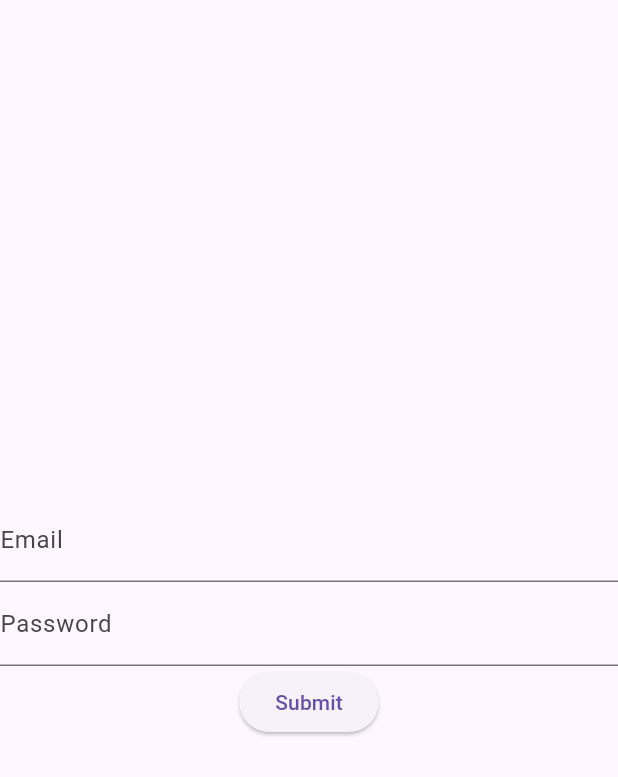
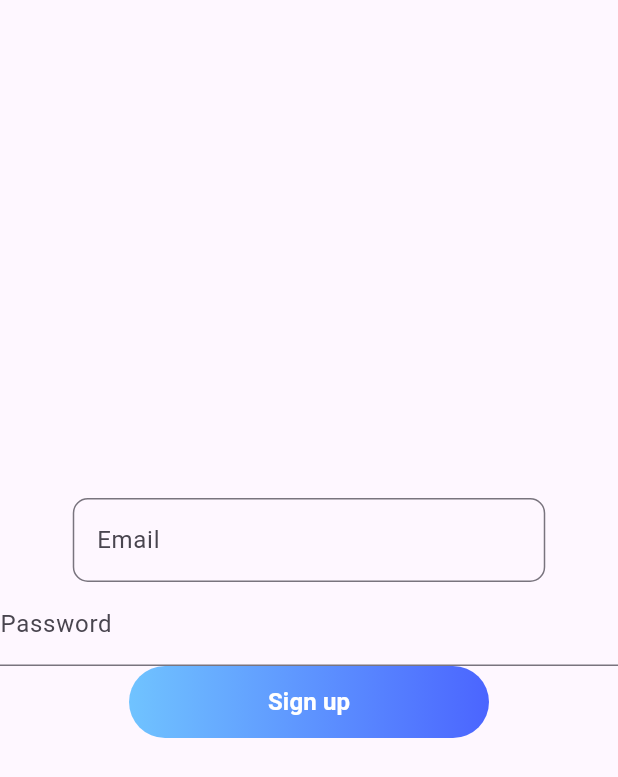
Before and after one commit to oleksii-pimenov/tech_task_clario, a Flutter app: the screen it shows after launch, on a phone screen of 412 x 824 dp. Shown: the top 777 px of the screen. Run offline on Flutter 3.47's test engine with Material 3 defaults, Android fonts, the light colour scheme and no system bars; our stand-ins replace flutter_hooks, hooks_riverpod, riverpod_annotation.

Commit message:
refactor: separate general textfields and buttons

```diff
--- a/lib/auth/presentation/auth.page.dart
+++ b/lib/auth/presentation/auth.page.dart
@@ -1,6 +1,8 @@
 import 'package:flutter/material.dart';
 import 'package:flutter_hooks/flutter_hooks.dart';
 import 'package:hooks_riverpod/hooks_riverpod.dart';
+import 'package:tech_task_clario/shared/widgets/buttons/primary_button.dart';
+import 'package:tech_task_clario/shared/widgets/text_fields/custom_text_form_field.dart';
 
 class AuthPage extends HookConsumerWidget {
   const AuthPage({super.key});
@@ -17,16 +19,13 @@ class AuthPage extends HookConsumerWidget {
         key: formKey,
         child: Column(
           children: [
-            TextFormField(
+            AppTextFormField(
               controller: emailController,
-              decoration: InputDecoration(
-                labelText: 'Email',
-              ),
+              labelText: 'Email',
               validator: (value) {
                 if (value == null || value.isEmpty) {
                   return 'Please enter your email';
                 }
-                // Add your email validation logic here
                 return null;
               },
             ),
@@ -42,13 +41,11 @@ class AuthPage extends HookConsumerWidget {
                 return null;
               },
             ),
-            ElevatedButton(
+            PrimaryButton(
               onPressed: () {
-                if (formKey.currentState!.validate()) {
-                  // All fields are valid, proceed with form submission
-                }
+                formKey.currentState!.validate();
               },
-              child: const Text('Submit'),
+              label: 'Sign up',
             ),
           ],
         ),
--- /dev/null
+++ b/lib/shared/widgets/buttons/primary_button.dart
@@ -0,0 +1,55 @@
+import 'package:flutter/material.dart';
+
+class PrimaryButton extends StatelessWidget {
+  const PrimaryButton(
+      {super.key, required this.onPressed, required this.label});
+
+  final VoidCallback onPressed;
+  final String label;
+
+  @override
+  Widget build(BuildContext context) {
+    return Center(
+      child: ConstrainedBox(
+        constraints: const BoxConstraints(
+          maxWidth: 240,
+          minWidth: 0,
+          minHeight: 48,
+          maxHeight: 48,
+        ).tighten(width: 240),
+        child: DecoratedBox(
+          decoration: const BoxDecoration(
+            gradient: LinearGradient(
+              colors: [Color(0xFF70C3FF), Color(0xFF4B65FF)],
+              begin: Alignment.centerLeft,
+              end: Alignment.centerRight,
+            ),
+            borderRadius: BorderRadius.all(Radius.circular(30)),
+          ),
+          child: ElevatedButton(
+            onPressed: onPressed,
+            style: ElevatedButton.styleFrom(
+              backgroundColor: Colors.transparent,
+              shadowColor: Colors.transparent,
+              padding: EdgeInsets.zero,
+              visualDensity: VisualDensity.standard,
+              shape: RoundedRectangleBorder(
+                borderRadius: BorderRadius.circular(30),
+              ),
+            ),
+            child: Center(
+              child: Text(
+                label,
+                style: const TextStyle(
+                  color: Colors.white,
+                  fontSize: 16,
+                  fontWeight: FontWeight.w700,
+                ),
+              ),
+            ),
+          ),
+        ),
+      ),
+    );
+  }
+}
--- /dev/null
+++ b/lib/shared/widgets/text_fields/custom_text_form_field.dart
@@ -0,0 +1,29 @@
+import 'package:flutter/material.dart';
+
+class AppTextFormField extends StatelessWidget {
+  final TextEditingController controller;
+  final String labelText;
+  final String? Function(String?)? validator;
+
+  const AppTextFormField(
+      {super.key,
+      required this.controller,
+      required this.labelText,
+      required this.validator});
+
+  @override
+  Widget build(BuildContext context) {
+    return ConstrainedBox(
+        constraints: const BoxConstraints(maxWidth: 315),
+        child: TextFormField(
+          controller: controller,
+          decoration: InputDecoration(
+            labelText: labelText,
+            border: OutlineInputBorder(
+              borderRadius: BorderRadius.circular(10),
+            ),
+          ),
+          validator: validator,
+        ));
+  }
+}
```
